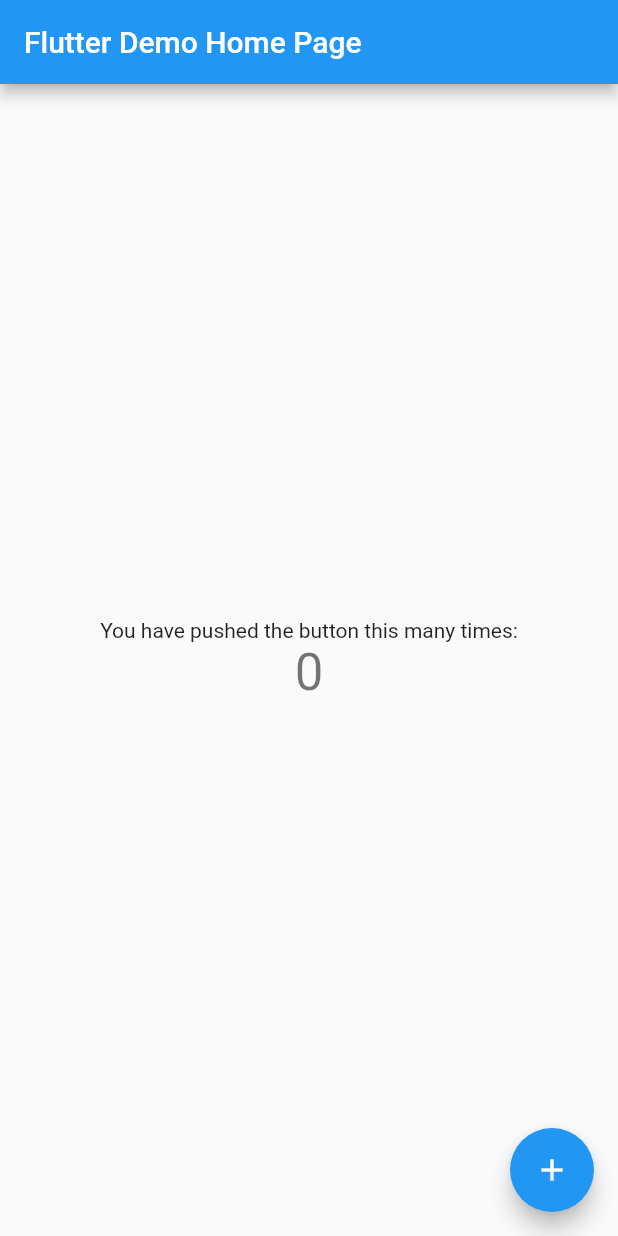
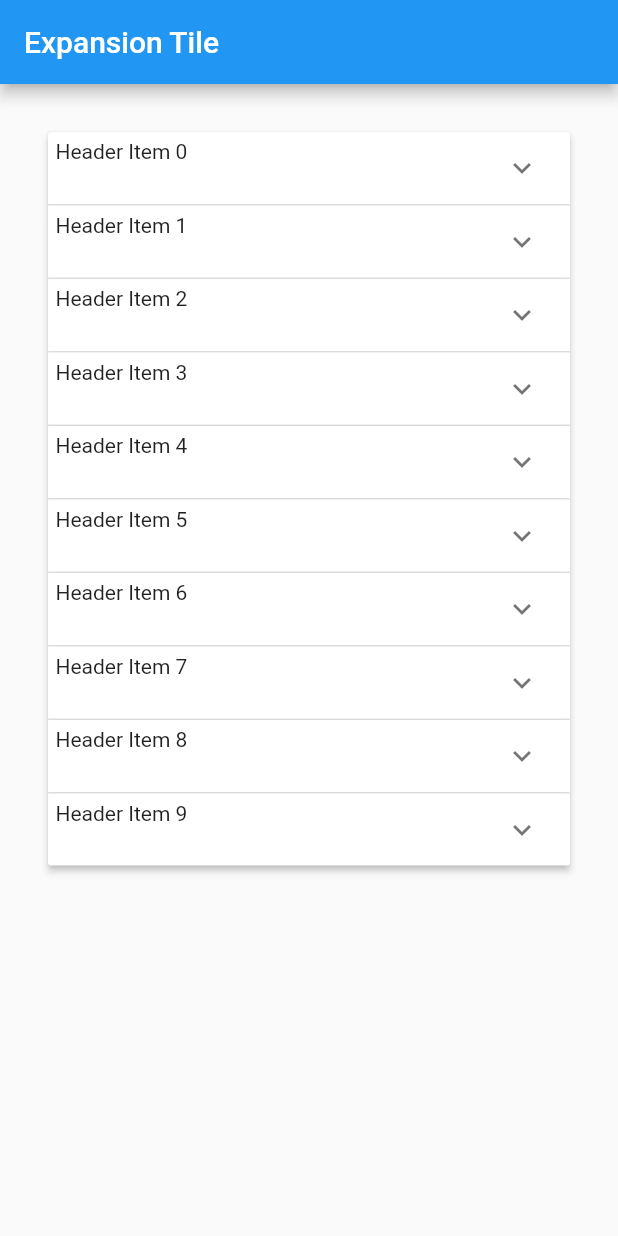
Before and after one commit to rakafajars/Example-Widget-Udemy, a Flutter app: the screen it shows after launch, on a phone screen of 412 x 824 dp. Run offline on Flutter 3.47's test engine with Material 2 defaults, Android fonts, the phone set to English and light mode, and no system bars.

Commit message:
Expansion Tile

```diff
--- a/lib/main.dart
+++ b/lib/main.dart
@@ -2,6 +2,18 @@ import 'package:flutter/material.dart';
 
 void main() {
   runApp(MyApp());
+}
+
+class MyItem {
+  bool isExpanded;
+  final String header;
+  final Widget body;
+
+  MyItem(
+    this.isExpanded,
+    this.header,
+    this.body,
+  );
 }
 
 class MyApp extends StatelessWidget {
@@ -11,107 +23,83 @@ class MyApp extends StatelessWidget {
     return MaterialApp(
       title: 'Flutter Demo',
       theme: ThemeData(
-        // This is the theme of your application.
-        //
-        // Try running your application with "flutter run". You'll see the
-        // application has a blue toolbar. Then, without quitting the app, try
-        // changing the primarySwatch below to Colors.green and then invoke
-        // "hot reload" (press "r" in the console where you ran "flutter run",
-        // or simply save your changes to "hot reload" in a Flutter IDE).
-        // Notice that the counter didn't reset back to zero; the application
-        // is not restarted.
         primarySwatch: Colors.blue,
-        // This makes the visual density adapt to the platform that you run
-        // the app on. For desktop platforms, the controls will be smaller and
-        // closer together (more dense) than on mobile platforms.
         visualDensity: VisualDensity.adaptivePlatformDensity,
       ),
-      home: MyHomePage(title: 'Flutter Demo Home Page'),
+      home: MyHomePage(),
     );
   }
 }
 
 class MyHomePage extends StatefulWidget {
-  MyHomePage({Key key, this.title}) : super(key: key);
-
-  // This widget is the home page of your application. It is stateful, meaning
-  // that it has a State object (defined below) that contains fields that affect
-  // how it looks.
-
-  // This class is the configuration for the state. It holds the values (in this
-  // case the title) provided by the parent (in this case the App widget) and
-  // used by the build method of the State. Fields in a Widget subclass are
-  // always marked "final".
-
-  final String title;
-
   @override
   _MyHomePageState createState() => _MyHomePageState();
 }
 
 class _MyHomePageState extends State<MyHomePage> {
-  int _counter = 0;
+  List<MyItem> _items = List<MyItem>();
 
-  void _incrementCounter() {
-    setState(() {
-      // This call to setState tells the Flutter framework that something has
-      // changed in this State, which causes it to rerun the build method below
-      // so that the display can reflect the updated values. If we changed
-      // _counter without calling setState(), then the build method would not be
-      // called again, and so nothing would appear to happen.
-      _counter++;
-    });
+  @override
+  void initState() {
+    super.initState();
+    for (int i = 0; i < 10; i++) {
+      _items.add(
+        MyItem(
+          false,
+          "Item $i",
+          Container(
+            padding: EdgeInsets.all(
+              10.0,
+            ),
+            child: Text("Helo Raka"),
+          ),
+        ),
+      );
+    }
+  }
+
+  ExpansionPanel _createExpansion(MyItem items) {
+    return ExpansionPanel(
+      headerBuilder: (BuildContext context, bool isExpanded) {
+        return Container(
+          padding: EdgeInsets.all(
+            5.0,
+          ),
+          child: Text(
+            'Header ${items.header}',
+          ),
+        );
+      },
+      body: items.body,
+      isExpanded: items.isExpanded,
+    );
   }
 
   @override
   Widget build(BuildContext context) {
-    // This method is rerun every time setState is called, for instance as done
-    // by the _incrementCounter method above.
-    //
-    // The Flutter framework has been optimized to make rerunning build methods
-    // fast, so that you can just rebuild anything that needs updating rather
-    // than having to individually change instances of widgets.
     return Scaffold(
       appBar: AppBar(
-        // Here we take the value from the MyHomePage object that was created by
-        // the App.build method, and use it to set our appbar title.
-        title: Text(widget.title),
+        title: Text("Expansion Tile"),
       ),
-      body: Center(
-        // Center is a layout widget. It takes a single child and positions it
-        // in the middle of the parent.
-        child: Column(
-          // Column is also a layout widget. It takes a list of children and
-          // arranges them vertically. By default, it sizes itself to fit its
-          // children horizontally, and tries to be as tall as its parent.
-          //
-          // Invoke "debug painting" (press "p" in the console, choose the
-          // "Toggle Debug Paint" action from the Flutter Inspector in Android
-          // Studio, or the "Toggle Debug Paint" command in Visual Studio Code)
-          // to see the wireframe for each widget.
-          //
-          // Column has various properties to control how it sizes itself and
-          // how it positions its children. Here we use mainAxisAlignment to
-          // center the children vertically; the main axis here is the vertical
-          // axis because Columns are vertical (the cross axis would be
-          // horizontal).
-          mainAxisAlignment: MainAxisAlignment.center,
+      body: Container(
+        padding: EdgeInsets.all(
+          32.0,
+        ),
+        child: ListView(
           children: <Widget>[
-            Text(
-              'You have pushed the button this many times:',
-            ),
-            Text(
-              '$_counter',
-              style: Theme.of(context).textTheme.headline4,
+            ExpansionPanelList(
+              expansionCallback: (int index, bool isExpanded) {
+                setState(
+                  () {
+                    _items[index].isExpanded = !_items[index].isExpanded;
+                  },
+                );
+              },
+              children: _items.map(_createExpansion).toList(),
             ),
           ],
         ),
       ),
-      floatingActionButton: FloatingActionButton(
-        onPressed: _incrementCounter,
-        tooltip: 'Increment',
-        child: Icon(Icons.add),
-      ), // This trailing comma makes auto-formatting nicer for build methods.
     );
   }
 }
```
Also changed, not shown: 1 other file.
